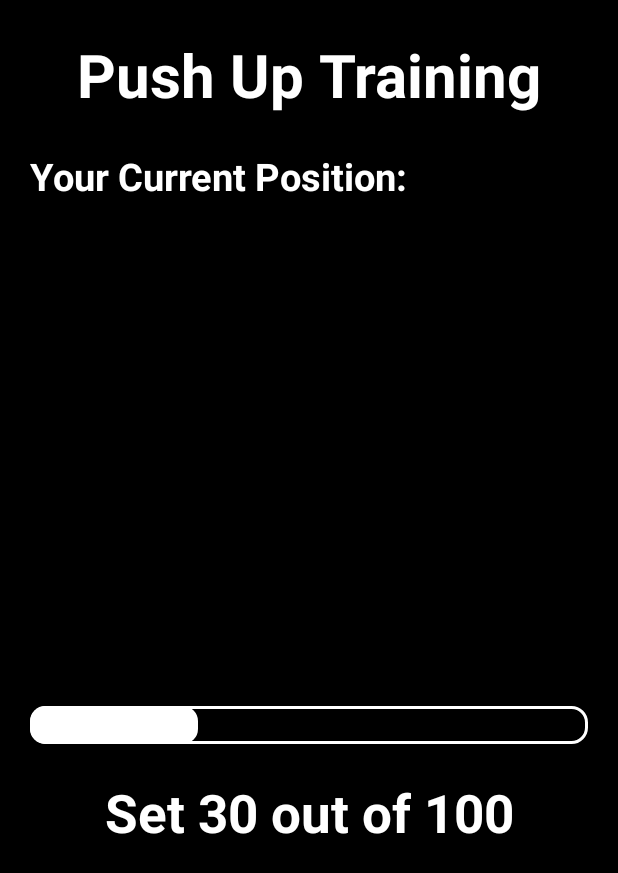
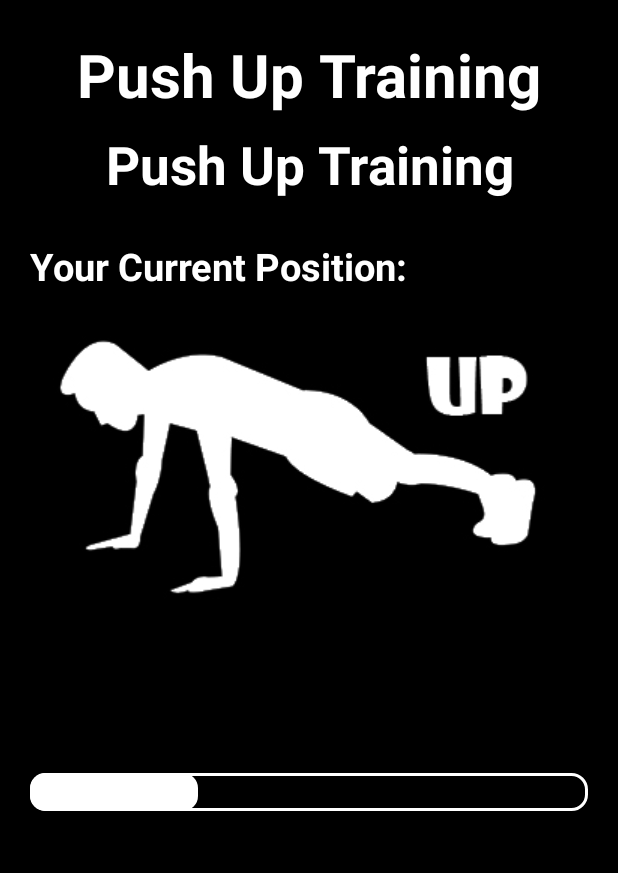
Before and after one commit to ireinman/Project_IOT_hike, an Android app: the InTraining screen opened directly, with no data from a screen before it, on a phone screen of 412 x 824 dp. Shown: the top 873 px of the screen. Run offline under Robolectric (Android 15) with nearby library versions, the phone set to English and light mode, and no system bars; libraries missing offline, so code that uses them is left out: com.github.mikephil.charting; 8 statements that could not run were skipped.

Commit message:
start in training python 2/7 itamar

```diff
--- a/app/src/main/AndroidManifest.xml
+++ b/app/src/main/AndroidManifest.xml
@@ -46,7 +46,7 @@
             </intent-filter>
         </activity>
         <activity
-            android:name=".In_Training"
+            android:name=".InTraining"
             android:exported="false" />
         <activity
             android:name=".MainActivity"
--- a/app/src/main/java/com/example/iotProject/BringUp.java
+++ b/app/src/main/java/com/example/iotProject/BringUp.java
@@ -17,6 +17,7 @@ import android.text.Spannable;
 import android.text.SpannableStringBuilder;
 import android.text.style.ForegroundColorSpan;
 import android.widget.Button;
+import android.widget.ImageView;
 import android.widget.ProgressBar;
 import android.widget.TextView;
 
@@ -45,11 +46,14 @@ public class BringUp extends AppCompatActivity implements ServiceConnection, Ser
     MediaPlayer player;
     ProgressBar progressBar;
     TextView progressTextView;
+    ImageView imageView;
 
     @Override
     protected void onCreate(Bundle savedInstanceState) {
         super.onCreate(savedInstanceState);
         setContentView(R.layout.activity_bring_up);
+        imageView = findViewById(R.id.imageView);
+        imageView.setImageResource(R.drawable.pushup);
         deviceAddress = MainActivity.deviceAddress;
         Button startButton = findViewById(R.id.startButton);
         startButton.setOnClickListener(view -> startTraining());
--- a/app/src/main/java/com/example/iotProject/In_Training.java
+++ b/app/src/main/java/com/example/iotProject/InTraining.java
@@ -25,7 +25,7 @@ import com.github.mikephil.charting.data.Entry;
 
 import java.util.ArrayList;
 
-public class In_Training extends AppCompatActivity implements ServiceConnection, SerialListener {
+public class InTraining extends AppCompatActivity implements ServiceConnection, SerialListener {
 
     private enum Connected { False, Pending, True }
     private String deviceAddress;
@@ -34,39 +34,41 @@ public class In_Training extends AppCompatActivity implements ServiceConnection,
     private boolean initialStart = true;
 
     private boolean inTrain = false, music_on = false;
+    private int setsCounter = 0, repsCounter = 0;
     private float lastTime = 0, startTime = -1;
-    private String msg;
+    private String msg, progressText;
 
-    private ArrayList<Entry> data;
+    private ArrayList<Entry> data = new ArrayList<>();
     private MediaPlayer player;
     private TrainingPlan plan;
     private ImageView imageView;
 
-    private int progress;
     private ProgressBar progressBar;
     private TextView progressTextView, setsTextView;
-    private String progressText;
 
     @Override
     protected void onCreate(Bundle savedInstanceState) {
         super.onCreate(savedInstanceState);
         setContentView(R.layout.activity_in_training);
         imageView = findViewById(R.id.imageView);
+        imageView.setImageResource(R.drawable.pushup);
         deviceAddress = MainActivity.deviceAddress;
         Button startButton = findViewById(R.id.startButton);
         startButton.setOnClickListener(view -> startTraining());
         Button stopButton = findViewById(R.id.stopButton);
-        stopButton.setOnClickListener(view -> stopTraining(2));
+        stopButton.setOnClickListener(view -> stopTraining(false));
         player = MediaPlayer.create(this, R.raw.bring_sally_up);
+        plan = (TrainingPlan) getIntent().getSerializableExtra("trainingPlan");
+
+        TextView trainingNameTextView = findViewById(R.id.trainingNameTextView);
+        trainingNameTextView.setText(plan.getTrainingName());
+        progressBar = findViewById(R.id.progressBar);
+        progressBar.setMax(plan.reps);
         setsTextView = findViewById(R.id.setsTextView);
+        progressText = "Set " + 0 + " out of " + plan.setsAmount;
+        setsTextView.setText(progressText);
         progressTextView = findViewById(R.id.progressTextView);
-        progressBar = findViewById(R.id.progressBar);
-        progress = progressBar.getProgress();
-        progressText = "Set " + progress + " out of " + progressBar.getMax();
-        progressTextView.setText(progressText);
-        // TODO couple sets and initialize data to array [num_sets]
-        // TODO set max progress bar max;
-        // TODO set sets counter
+        progressTextView.setText("");
 
     }
 
@@ -81,29 +83,43 @@ public class In_Training extends AppCompatActivity implements ServiceConnection,
         inTrain = true;
     }
 
-    private void stopTraining(int reason) {
+    private void stopTraining(boolean finished) {
+        // 0: training end, 2: the user quited
         if (inTrain){
-            // TODO update set count setsTextView
-            progressTextView.setText("");
-            // 0: training end, 1: the user wasn't down when he should, 2: the user quited
-            // TODO: calc train stats and create a dialog - home screen and progress
+            if (finished){
+                progressBar.setProgress(0);
+                progressTextView.setText("");
+                setsCounter++;
+                progressText = "Set " + setsCounter + " out of " + plan.setsAmount;
+                setsTextView.setText(progressText);
+                if (setsCounter == plan.setsAmount){
+                    // TODO: calc train stats and create a dialog - home screen and progress
+                }
+            }
+            else {
+                // TODO: calc train stats and create a dialog - home screen and progress
+            }
         }
         inTrain = false;
     }
 
     private void update_progress(){
-        progress += 1;
-        progressBar.setProgress(progress);
-        progressText = "Set " + progress + " out of " + progressBar.getMax();
+        repsCounter = 2;
+        if (repsCounter >= plan.reps)
+            stopTraining(true);
+        progressBar.setProgress(repsCounter);
+        int required = plan.reps - repsCounter;
+        progressText = required + "more push ups";
         progressTextView.setText(progressText);
     }
 
     private int checkState() {
         // TODO: 0 if up 1 if down
-//        if (state == 0)
-//            imageView.setImageResource(R.drawable.pushup);
-//        else
-//            imageView.setImageResource(R.drawable.pushdown);
+        int state = 1;
+        if (state == 0)
+            imageView.setImageResource(R.drawable.pushup);
+        else
+            imageView.setImageResource(R.drawable.pushdown);
         return 1;
     }
 
@@ -124,7 +140,8 @@ public class In_Training extends AppCompatActivity implements ServiceConnection,
             startTime = Float.parseFloat(parts[0]);
         if (Float.parseFloat(parts[0]) <= 5){
             int realTime = 5 - (int)(Float.parseFloat(parts[0]) - startTime);
-            progressTextView.setText(realTime);
+            progressText = "The set start in " + realTime + " seconds";
+            progressTextView.setText(progressText);
             return;
         }
         if (music_on) {
@@ -132,7 +149,7 @@ public class In_Training extends AppCompatActivity implements ServiceConnection,
             player.release();
             music_on = false;
         }
-        // TODO get push ups and update progress bar / stop train (or set)
+        update_progress();
         lastTime = Float.parseFloat(parts[0]) - startTime;
 //        if (lastTime > LENGTH) {
 //            stopTraining(0);
@@ -141,8 +158,6 @@ public class In_Training extends AppCompatActivity implements ServiceConnection,
 //        }
         checkState();
         data.add(new Entry(lastTime,  Float.parseFloat(parts[1])));
-        // TODO update progress
-        progressTextView.setText("");
     }
 
     private String[] clean_str(String[] stringsArr){
--- a/app/src/main/java/com/example/iotProject/NewWorkout.java
+++ b/app/src/main/java/com/example/iotProject/NewWorkout.java
@@ -96,7 +96,7 @@ public class NewWorkout extends AppCompatActivity {
         dialog = builder.create();
     }
     private void goInTraining(){
-        Intent intent = new Intent(getApplicationContext(), In_Training.class);
+        Intent intent = new Intent(getApplicationContext(), InTraining.class);
         intent.putExtra("trainingPlan", tp);
         startActivity(intent);
         finish();
--- a/app/src/main/java/com/example/iotProject/Sign_up.java
+++ b/app/src/main/java/com/example/iotProject/Sign_up.java
@@ -54,8 +54,9 @@ public class Sign_up extends AppCompatActivity {
         userNameEditText = findViewById(R.id.userNameEditText);
         dataBase = FirebaseDatabase.getInstance("https://iot-project-e6e76-default-rtdb.europe-west1.firebasedatabase.app/").getReference();
         backToLogInButton.setOnClickListener(v -> {
-            Intent intent = new Intent(getApplicationContext(), Log_in.class);
+            Intent intent = new Intent(getApplicationContext(), LogIn.class);
             startActivity(intent);
+            finish();
         });
         createAccountButton.setOnClickListener(v -> {
             String email, password, userName;
@@ -78,7 +79,7 @@ public class Sign_up extends AppCompatActivity {
                             Toast.makeText(Sign_up.this, "Account created.",
                                     Toast.LENGTH_SHORT).show();
                             writeNewUser(Objects.requireNonNull(task.getResult().getUser()).getUid(), userName, email, rememberMe);
-                            Intent intent = new Intent(getApplicationContext(), Log_in.class);
+                            Intent intent = new Intent(getApplicationContext(), LogIn.class);
                             startActivity(intent);
                             finish();
                         } else {
--- a/app/src/main/java/com/example/iotProject/TerminalFragment.java
+++ b/app/src/main/java/com/example/iotProject/TerminalFragment.java
@@ -482,7 +482,6 @@ public class TerminalFragment extends Fragment implements ServiceConnection, Ser
             row = new String[]{"ACTIVITY TYPE:","Walking", "", ""};
             csvWriter.writeNext(row);
 
-            // TODO: change number saved
             row = new String[]{"ESTIMATE STEPS:", estimated_steps.getText().toString(), "", ""};
             csvWriter.writeNext(row);
 
--- a/app/src/main/res/layout/activity_in_training.xml
+++ b/app/src/main/res/layout/activity_in_training.xml
@@ -21,6 +21,27 @@
             android:text="Push Up Training"
             android:gravity="center"
             android:textSize="40sp"
+            android:textStyle="bold"
+            android:textColor="#FFFFFF" />
+    </LinearLayout>
+
+    <LinearLayout
+        android:layout_width="match_parent"
+        android:layout_height="60dp"
+        android:orientation="vertical"
+        android:layout_marginHorizontal="20dp"
+        android:layout_marginTop="0dp"
+        android:gravity="center">
+
+
+        <TextView
+            android:id="@+id/trainingNameTextView"
+            android:layout_width="match_parent"
+            android:layout_height="0dp"
+            android:layout_weight="1"
+            android:text="Push Up Training"
+            android:gravity="center"
+            android:textSize="35sp"
             android:textStyle="bold"
             android:textColor="#FFFFFF" />
     </LinearLayout>
@@ -51,7 +72,7 @@
         android:layout_height="200dp"
         android:orientation="vertical"
         android:layout_marginHorizontal="20dp"
-        android:layout_marginTop="25dp"
+        android:layout_marginTop="10dp"
         android:gravity="center">
 
         <ImageView
```
Also changed, not shown: app/src/main/java/com/example/iotProject/AchievementsScreen.java (renamed from app/src/main/java/com/example/iotProject/AcheivementsScreen.java, +5 -8 lines), app/src/main/java/com/example/iotProject/LogIn.java (renamed from app/src/main/java/com/example/iotProject/Log_in.java, +4 -4 lines), app/src/main/java/com/example/iotProject/Progress.java (+2 -8 lines).
